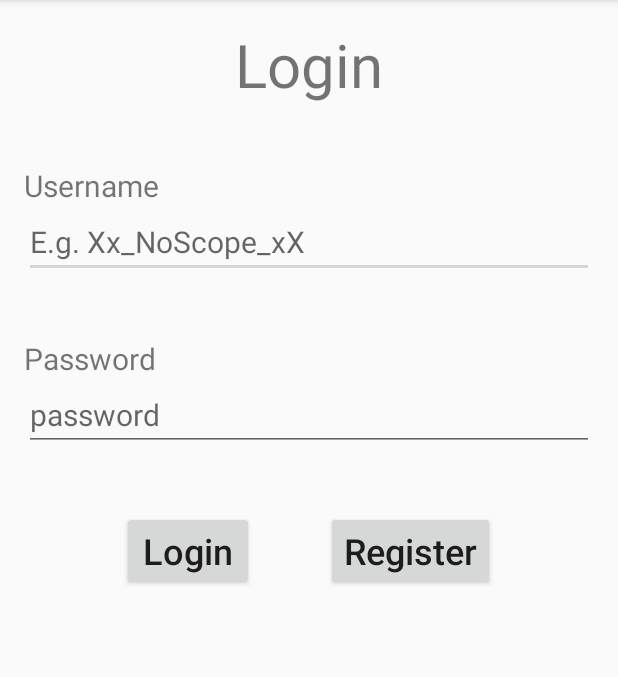
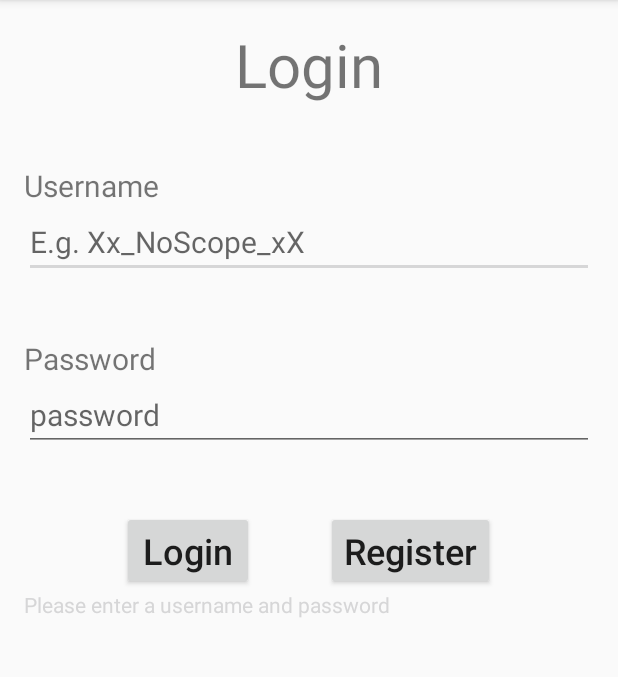
Before and after one commit to jrunzer26/MobileProjectApp, an Android app: the screen it shows after launch (LoginActivity), after a tap on "Login", on a phone screen of 412 x 824 dp, the part 84-761 px from its top. Run offline under Robolectric (Android 15) with nearby library versions, the phone set to English and light mode, and no system bars.

```diff
--- a/MobileProject/app/src/main/java/com/example/android/mobileproject/LoginActivity.java
+++ b/MobileProject/app/src/main/java/com/example/android/mobileproject/LoginActivity.java
@@ -12,6 +12,7 @@ import android.widget.TextView;
 
 import org.json.JSONException;
 import org.json.JSONObject;
+import org.w3c.dom.Text;
 
 public class LoginActivity extends AppCompatActivity implements AsyncResponse{
     public static final String EDITTEXT_USERNAME = "USERNAME";
@@ -38,6 +39,10 @@ public class LoginActivity extends AppCompatActivity implements AsyncResponse{
             password = sharedPreferences.getString(PASSWORD, "");
             serverLogin(username, password);
         }
+        // reset all fields
+        ((EditText) findViewById(R.id.edittext_login_username)).setText("");
+        ((EditText) findViewById(R.id.edittext_login_password)).setText("");
+        ((TextView) findViewById(R.id.textview_login_warning)).setText("");
     }
 
     /**
@@ -49,7 +54,10 @@ public class LoginActivity extends AppCompatActivity implements AsyncResponse{
         // get the username and password from the TextViews
         username = ((EditText) findViewById(R.id.edittext_login_username)).getText().toString();
         password = ((EditText) findViewById(R.id.edittext_login_password)).getText().toString();
-        serverLogin(username, password);
+        if (username.length() >= 1 && password.length() >= 1)
+            serverLogin(username, password);
+        else
+            ((TextView) findViewById(R.id.textview_login_warning)).setText(getString(R.string.login_nocredentials));
     }
 
     /**
@@ -69,7 +77,7 @@ public class LoginActivity extends AppCompatActivity implements AsyncResponse{
         }
         // login to the server
         ServerControl sc = new ServerControl(this);
-        sc.execute(getString(R.string.server) + "login", ServerControl.POST, jsonObject.toString());
+        sc.execute(getString(R.string.server) + "login", ServerControl.POST, jsonObject.toString(), jsonObject.toString());
     }
     /**
      * Switches to the register activity.
@@ -108,7 +116,7 @@ public class LoginActivity extends AppCompatActivity implements AsyncResponse{
 
         } catch (JSONException e) {
             e.printStackTrace();
-            ((TextView) findViewById(R.id.textview_login_warning)).setText(result);
+            ((TextView) findViewById(R.id.textview_login_warning)).setText(Util.getErr(result));
         }
     }
 }
--- a/MobileProject/app/src/main/res/values/strings.xml
+++ b/MobileProject/app/src/main/res/values/strings.xml
@@ -12,6 +12,7 @@
     <string name="login_usernamehint">E.g. Xx_NoScope_xX</string>
     <string name="login_passwordhint">password</string>
     <string name="login_register">Register</string>
+    <string name="login_nocredentials">Please enter a username and password</string>
 
     <!-- Strings related to RegisterActivity -->
     <string name="register_title">Register</string>
--- a/MobileProject/build.gradle
+++ b/MobileProject/build.gradle
@@ -5,7 +5,7 @@ buildscript {
         jcenter()
     }
     dependencies {
-        classpath 'com.android.tools.build:gradle:2.2.1'
+        classpath 'com.android.tools.build:gradle:2.2.2'
 
         // NOTE: Do not place your application dependencies here; they belong
         // in the individual module build.gradle files
```
Also changed, not shown: MobileProject/app/src/main/java/com/example/android/mobileproject/RegisterActivity.java (+7 -1 lines), MobileProject/app/src/main/java/com/example/android/mobileproject/ServerControl.java (+18 -2 lines), MobileProject/app/src/main/java/com/example/android/mobileproject/Util.java (+12 -0 lines).
